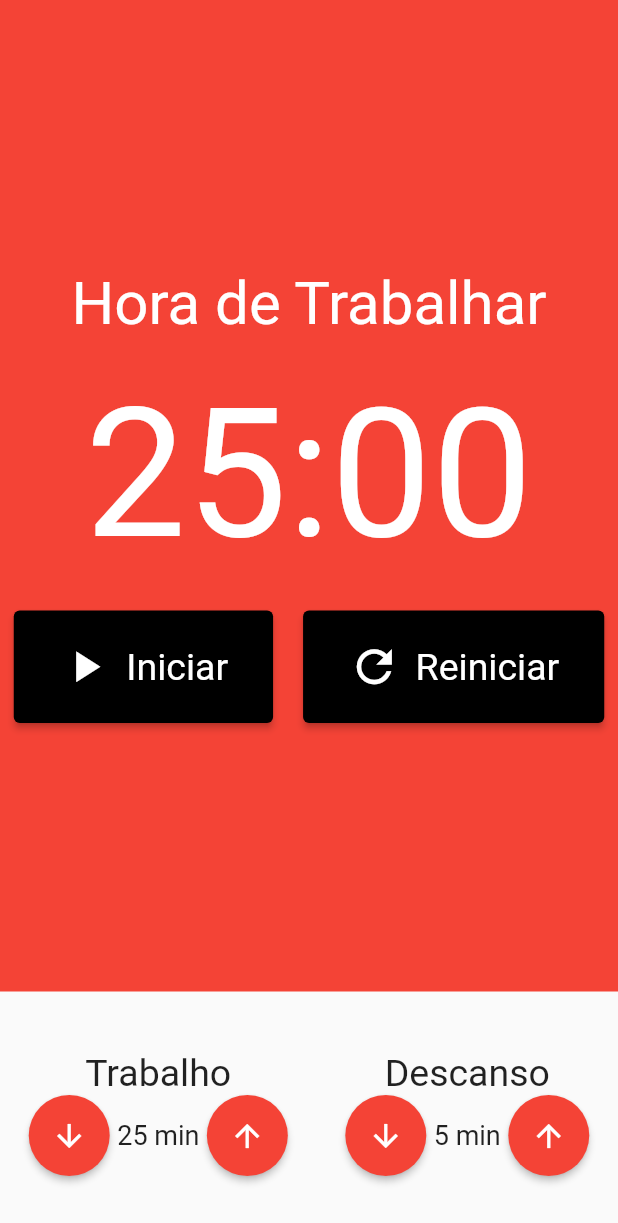
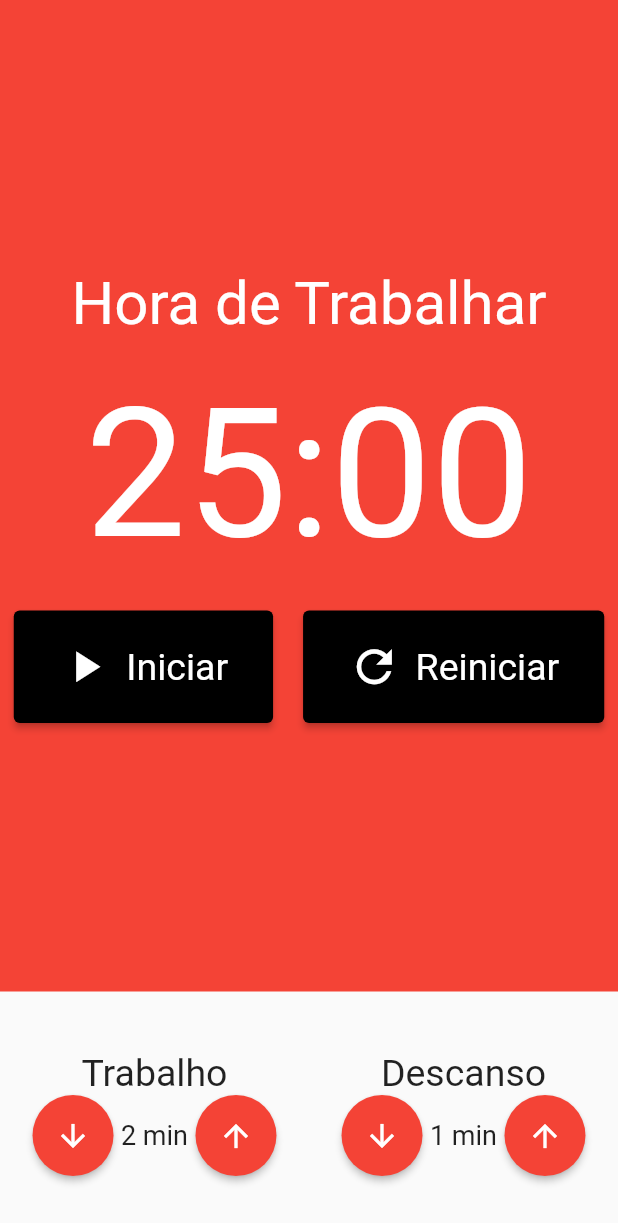
Before and after one commit to davimattos/flutter_mobx, a Flutter app: the screen it shows after launch, on a phone screen of 412 x 824 dp. Shown: the top 1223 px of the screen. Run offline on Flutter 3.47's test engine with Material 2 defaults, Android fonts, the phone set to English and light mode, and no system bars; our stand-ins replace mobx; generated files the repository leaves out were written again.

Commit message:
criando pomodoro store e organizando imports e exports

```diff
--- /dev/null
+++ b/lib/components/components.dart
@@ -0,0 +1,4 @@
+export 'botao_circular.dart';
+export 'botao_cronometro.dart';
+export 'cronometro.dart';
+export 'entrada_tempo.dart';
--- a/lib/components/cronometro.dart
+++ b/lib/components/cronometro.dart
@@ -1,5 +1,6 @@
 import 'package:flutter/material.dart';
-import 'package:flutter_pomodoro_mobx/components/botao_cronometro.dart';
+
+import './components.dart';
 
 class Cronometro extends StatelessWidget {
   const Cronometro({Key? key}) : super(key: key);
--- a/lib/components/entrada_tempo.dart
+++ b/lib/components/entrada_tempo.dart
@@ -1,5 +1,6 @@
 import 'package:flutter/material.dart';
-import 'package:flutter_pomodoro_mobx/components/botao_circular.dart';
+
+import './components.dart';
 
 class EntradaTempo extends StatelessWidget {
   final String titulo;
--- a/lib/main.dart
+++ b/lib/main.dart
@@ -1,6 +1,8 @@
 import 'package:flutter/material.dart';
+import 'package:provider/provider.dart';
 
 import './pages/pomodoro.dart';
+import './store/store.dart';
 
 void main() {
   runApp(MyApp());
@@ -10,12 +12,15 @@
   // This widget is the root of your application.
   @override
   Widget build(BuildContext context) {
-    return MaterialApp(
-      title: 'Flutter Demo',
-      theme: ThemeData(
-        primarySwatch: Colors.blue,
+    return MultiProvider(
+      providers: [Provider<PomodoroStore>(create: (_) => PomodoroStore())],
+      child: MaterialApp(
+        title: 'Flutter Demo',
+        theme: ThemeData(
+          primarySwatch: Colors.blue,
+        ),
+        home: Pomodoro(),
       ),
-      home: Pomodoro(),
     );
   }
 }
--- a/lib/pages/pomodoro.dart
+++ b/lib/pages/pomodoro.dart
@@ -1,12 +1,16 @@
 import 'package:flutter/material.dart';
-import 'package:flutter_pomodoro_mobx/components/cronometro.dart';
-import 'package:flutter_pomodoro_mobx/components/entrada_tempo.dart';
+import 'package:provider/provider.dart';
+
+import '../components/components.dart';
+import '../store/store.dart';
 
 class Pomodoro extends StatelessWidget {
   const Pomodoro({Key? key}) : super(key: key);
 
   @override
   Widget build(BuildContext context) {
+    final store = Provider.of<PomodoroStore>(context);
+
     return Scaffold(
       body: Column(
         crossAxisAlignment: CrossAxisAlignment.stretch,
@@ -17,8 +21,8 @@
             child: Row(
                 mainAxisAlignment: MainAxisAlignment.spaceAround,
                 children: [
-                  EntradaTempo(titulo: 'Trabalho', valor: 25),
-                  EntradaTempo(titulo: 'Descanso', valor: 5)
+                  EntradaTempo(titulo: 'Trabalho', valor: store.tempoTrabalho),
+                  EntradaTempo(titulo: 'Descanso', valor: store.tempoDescanso)
                 ]),
           )
         ],
--- /dev/null
+++ b/lib/store/store.dart
@@ -0,0 +1,2 @@
+export 'contador.store.dart';
+export 'pomodoro.store.dart';
```
Also changed, not shown: lib/store/pomodoro.store.dart (added, +33 -0 lines), lib/store/pomodoro.store.g.dart (added).
